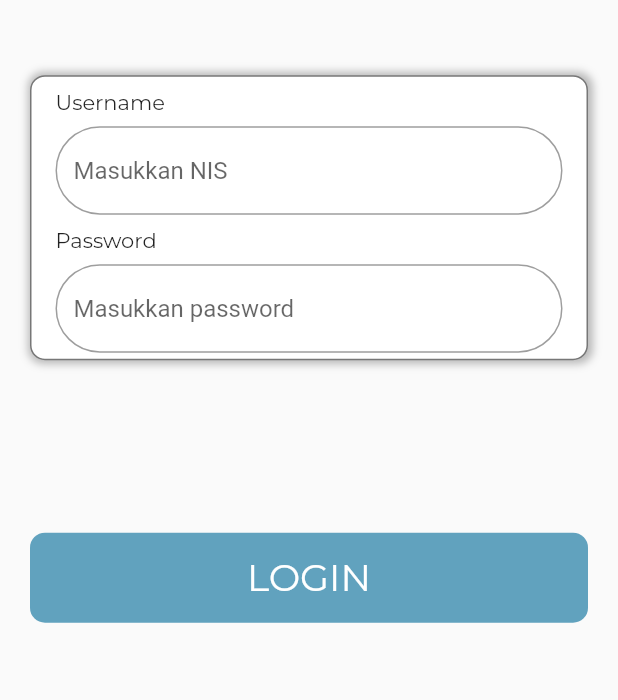
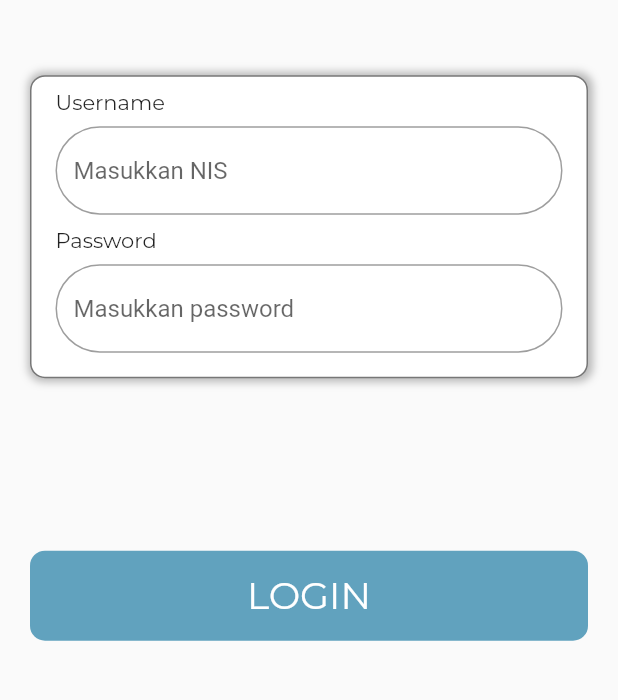
Before and after one commit to nabilareyna/sas, a Flutter app: the screen it shows after launch, on a phone screen of 412 x 824 dp, the part 241-941 px from its top. Run offline on Flutter 3.47's test engine with Material 2 defaults, Android fonts, the phone set to English and light mode, and no system bars; our stand-ins replace flutter_map, gap, get, latlong2; missing offline and left inert: unique_identifier; project files that could hold a hidden picture were left out.

Commit message:
loginnya ketinggalan

```diff
--- a/lib/module/login_page/ui/ui_loginpage.dart
+++ b/lib/module/login_page/ui/ui_loginpage.dart
@@ -48,7 +48,6 @@ class UILoginPage extends GetView<CLoginPage> {
                               )
                             ]),
                         width: size.width,
-                        height: 190,
                         padding: EdgeInsets.symmetric(
                             vertical: 8, horizontal: Const.siblingMargin(x: 4)),
                         margin: const EdgeInsets.symmetric(vertical: 50),
```
